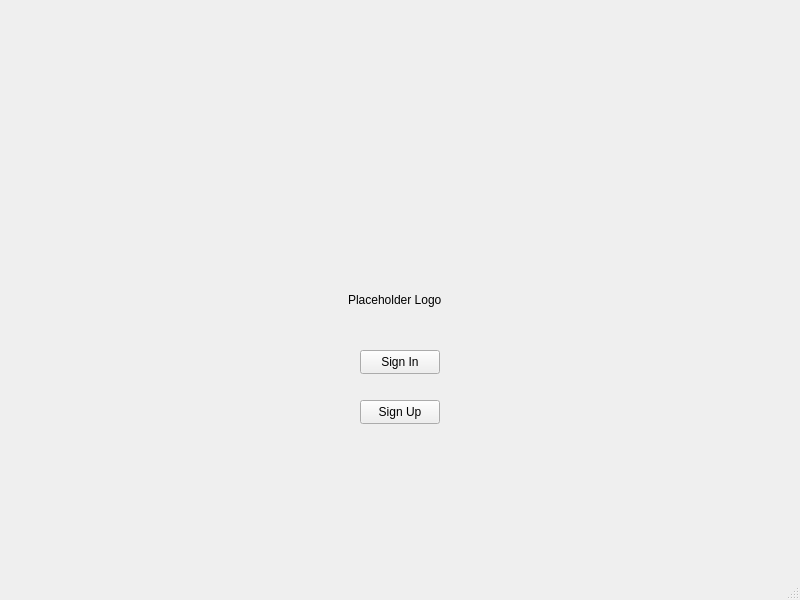
Old version of the form SocialMediaApp/mainwindow.ui in the repository Hesham-E/SEC-Comp.
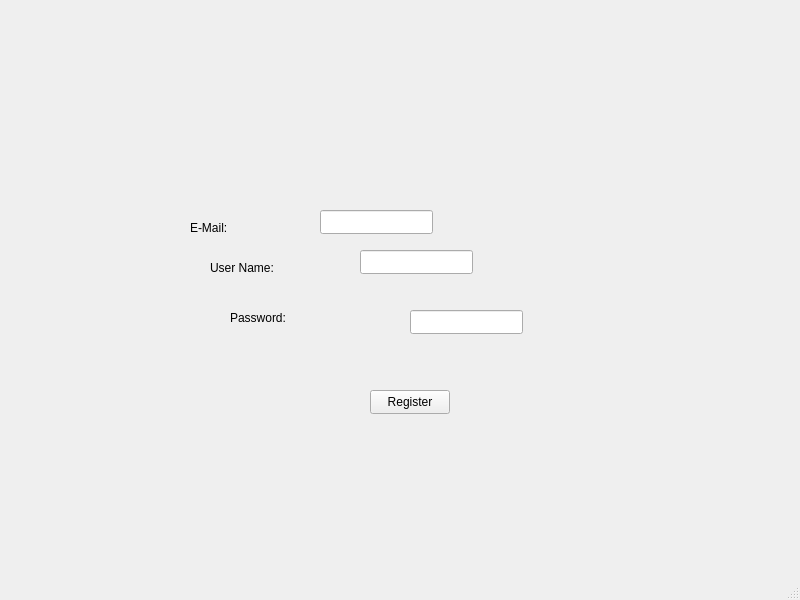
New version of the form.

Commit message: Added Log In/Sign Up/Sign In Windows

What changed in the file:
```diff
--- a/SocialMediaApp/mainwindow.ui
+++ b/SocialMediaApp/mainwindow.ui
@@ -24,7 +24,7 @@
      </rect>
     </property>
     <property name="currentIndex">
-     <number>0</number>
+     <number>2</number>
     </property>
     <widget class="QWidget" name="splashScreen">
      <widget class="QLabel" name="logoPlaceHolder">
@@ -73,7 +73,157 @@
       </property>
      </widget>
     </widget>
-    <widget class="QWidget" name="page_2"/>
+    <widget class="QWidget" name="signInPage">
+     <widget class="QLabel" name="signInEMailLabel">
+      <property name="geometry">
+       <rect>
+        <x>327</x>
+        <y>245</y>
+        <width>41</width>
+        <height>16</height>
+       </rect>
+      </property>
+      <property name="text">
+       <string>E-Mail:</string>
+      </property>
+     </widget>
+     <widget class="QLabel" name="signInpasswordLabel">
+      <property name="geometry">
+       <rect>
+        <x>307</x>
+        <y>275</y>
+        <width>58</width>
+        <height>16</height>
+       </rect>
+      </property>
+      <property name="text">
+       <string>Password:</string>
+      </property>
+     </widget>
+     <widget class="QLineEdit" name="signInEmailField">
+      <property name="geometry">
+       <rect>
+        <x>380</x>
+        <y>240</y>
+        <width>121</width>
+        <height>24</height>
+       </rect>
+      </property>
+      <property name="text">
+       <string>What's your e-mail?</string>
+      </property>
+     </widget>
+     <widget class="QLineEdit" name="signInPasswordField">
+      <property name="geometry">
+       <rect>
+        <x>380</x>
+        <y>270</y>
+        <width>121</width>
+        <height>24</height>
+       </rect>
+      </property>
+      <property name="text">
+       <string>Enter password</string>
+      </property>
+     </widget>
+     <widget class="QPushButton" name="logInButton">
+      <property name="geometry">
+       <rect>
+        <x>360</x>
+        <y>320</y>
+        <width>80</width>
+        <height>24</height>
+       </rect>
+      </property>
+      <property name="text">
+       <string>Log In</string>
+      </property>
+     </widget>
+    </widget>
+    <widget class="QWidget" name="signUpPage">
+     <widget class="QLabel" name="signUpEMailLabel">
+      <property name="geometry">
+       <rect>
+        <x>190</x>
+        <y>220</y>
+        <width>58</width>
+        <height>16</height>
+       </rect>
+      </property>
+      <property name="text">
+       <string>E-Mail:</string>
+      </property>
+     </widget>
+     <widget class="QLabel" name="signUpUserNameLabel">
+      <property name="geometry">
+       <rect>
+        <x>210</x>
+        <y>260</y>
+        <width>71</width>
+        <height>16</height>
+       </rect>
+      </property>
+      <property name="text">
+       <string>User Name:</string>
+      </property>
+     </widget>
+     <widget class="QLabel" name="signUpPasswordLabel">
+      <property name="geometry">
+       <rect>
+        <x>230</x>
+        <y>310</y>
+        <width>61</width>
+        <height>16</height>
+       </rect>
+      </property>
+      <property name="text">
+       <string>Password:</string>
+      </property>
+     </widget>
+     <widget class="QLineEdit" name="signUpEmailField">
+      <property name="geometry">
+       <rect>
+        <x>320</x>
+        <y>210</y>
+        <width>113</width>
+        <height>24</height>
+       </rect>
+      </property>
+     </widget>
+     <widget class="QLineEdit" name="signUpUserNameField">
+      <property name="geometry">
+       <rect>
+        <x>360</x>
+        <y>250</y>
+        <width>113</width>
+        <height>24</height>
+       </rect>
+      </property>
+     </widget>
+     <widget class="QLineEdit" name="signUpPasswordField">
+      <property name="geometry">
+       <rect>
+        <x>410</x>
+        <y>310</y>
+        <width>113</width>
+        <height>24</height>
+       </rect>
+      </property>
+     </widget>
+     <widget class="QPushButton" name="registerButton">
+      <property name="geometry">
+       <rect>
+        <x>370</x>
+        <y>390</y>
+        <width>80</width>
+        <height>24</height>
+       </rect>
+      </property>
+      <property name="text">
+       <string>Register</string>
+      </property>
+     </widget>
+    </widget>
    </widget>
   </widget>
   <widget class="QMenuBar" name="menubar">
```
Left out of the diff: 2 changed lines with no effect on the pictures. The commit also changes 2 other files.
